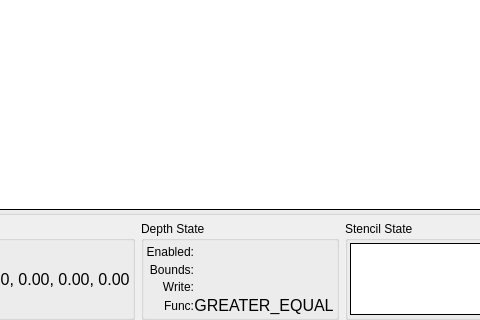
Old version of the form qrenderdoc/Windows/PipelineState/GLPipelineStateViewer.ui in the repository baldurk/renderdoc; both pictures show x 99 to 579 and y 340 to 660 of the 883 by 660 pixel window.
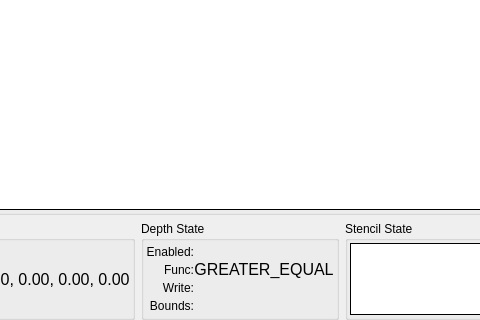
New version of the form. The open tabs and pages were chosen to show the change. Icons and pictures are not drawn. Custom widgets are drawn as their Qt base class.

Commit message:
Explicitly mark depth states as 'disabled'. Closes #2296
* On all APIs when depth is disabled the writes are skipped as well. Explicitly
  set the function and write state to say that they are disabled.
* This also papers over a weirdness on D3D11 which has confused a couple of
  people, where the retrieved desc with GetDesc() on a state object can be
  different to the one it was created with when you set ignored parameters -
  like the depth function with depth disabled.

What changed in the file:
```diff
--- a/qrenderdoc/Windows/PipelineState/GLPipelineStateViewer.ui
+++ b/qrenderdoc/Windows/PipelineState/GLPipelineStateViewer.ui
@@ -4114,7 +4114,7 @@
                 </property>
                </widget>
               </item>
-              <item row="1" column="0">
+              <item row="3" column="0">
                <widget class="QLabel" name="depthBoundsLabel">
                 <property name="text">
                  <string>Bounds:</string>
@@ -4124,11 +4124,16 @@
                 </property>
                </widget>
               </item>
-              <item row="1" column="1">
+              <item row="3" column="1">
                <widget class="QLabel" name="depthBounds">
                 <property name="text">
                  <string/>
                 </property>
+                <property name="font">
+                 <font>
+                  <pointsize>12</pointsize>
+                 </font>
+                </property>
                 <property name="pixmap">
                  <pixmap resource="../../Resources/resources.qrc">:/cross.png</pixmap>
                 </property>
@@ -4155,6 +4160,11 @@
                 <property name="text">
                  <string/>
                 </property>
+                <property name="font">
+                 <font>
+                  <pointsize>12</pointsize>
+                 </font>
+                </property>
                 <property name="pixmap">
                  <pixmap resource="../../Resources/resources.qrc">:/cross.png</pixmap>
                 </property>
@@ -4166,7 +4176,7 @@
                 </property>
                </widget>
               </item>
-              <item row="3" column="0">
+              <item row="1" column="0">
                <widget class="QLabel" name="depthFuncLabel">
                 <property name="text">
                  <string>Func:</string>
@@ -4176,7 +4186,7 @@
                 </property>
                </widget>
               </item>
-              <item row="3" column="1">
+              <item row="1" column="1">
                <widget class="QLabel" name="depthFunc">
                 <property name="font">
                  <font>
```
The commit also changes 7 other files.
